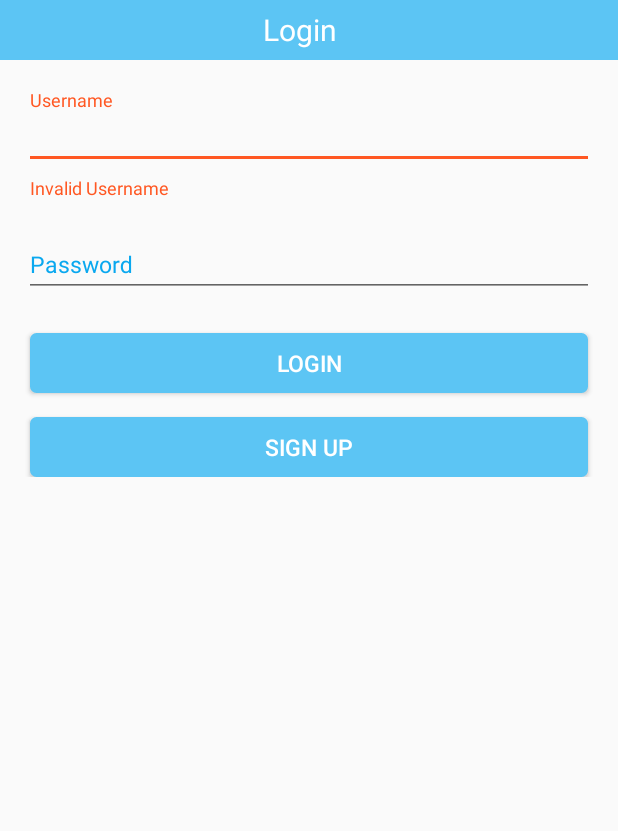
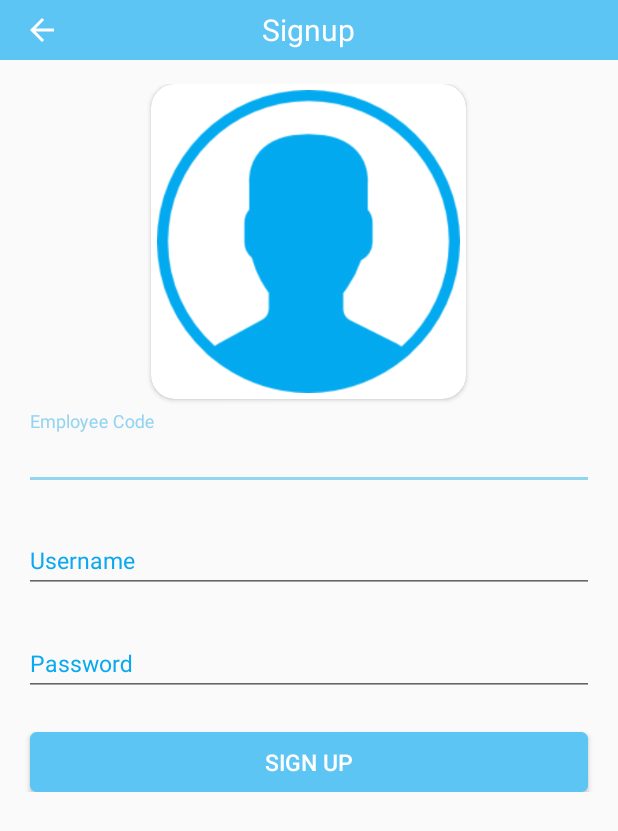
Before and after one commit to bilal-rashid/BeGreat, an Android app: the FrameActivity screen opened directly, with no data from a screen before it, after a tap on "SIGN UP", on a phone screen of 412 x 824 dp. Shown: the top 831 px of the screen. Run offline under Robolectric (Android 15) with nearby library versions, the phone set to English and light mode, and no system bars; 1 other tap on this screen came first.

```diff
--- a/app/src/main/AndroidManifest.xml
+++ b/app/src/main/AndroidManifest.xml
@@ -2,7 +2,10 @@
 <manifest xmlns:android="http://schemas.android.com/apk/res/android"
     package="com.guards.attendance">
     <uses-permission android:name="android.permission.READ_SMS"/>
+    <uses-permission android:name="android.permission.SEND_SMS"/>
     <uses-permission android:name="android.permission.READ_CONTACTS"/>
+    <uses-permission android:name="android.permission.CAMERA"/>
+    <uses-permission android:name="android.permission.WRITE_EXTERNAL_STORAGE"/>
 
     <application
         android:allowBackup="true"
--- /dev/null
+++ b/app/src/main/java/com/guards/attendance/fragments/SignupFragment.java
@@ -0,0 +1,220 @@
+package com.guards.attendance.fragments;
+
+import android.Manifest;
+import android.content.Context;
+import android.content.Intent;
+import android.content.pm.PackageManager;
+import android.graphics.Bitmap;
+import android.graphics.BitmapFactory;
+import android.graphics.Matrix;
+import android.net.Uri;
+import android.os.Bundle;
+import android.os.Environment;
+import android.provider.MediaStore;
+import android.support.design.widget.TextInputEditText;
+import android.support.design.widget.TextInputLayout;
+import android.support.v4.app.ActivityCompat;
+import android.support.v4.app.Fragment;
+import android.util.Log;
+import android.view.LayoutInflater;
+import android.view.View;
+import android.view.ViewGroup;
+import android.widget.Button;
+import android.widget.ImageView;
+import android.widget.Toast;
+
+import com.bumptech.glide.Glide;
+import com.guards.attendance.FrameActivity;
+import com.guards.attendance.R;
+import com.guards.attendance.models.User;
+import com.guards.attendance.toolbox.ToolbarListener;
+import com.guards.attendance.utils.ActivityUtils;
+import com.guards.attendance.utils.AppUtils;
+import com.guards.attendance.utils.LoginUtils;
+
+import java.io.File;
+import java.io.IOException;
+
+import static android.app.Activity.RESULT_OK;
+
+/**
+ * Created by Bilal Rashid on 1/20/2018.
+ */
+
+public class SignupFragment extends Fragment implements View.OnClickListener {
+
+    private ViewHolder mHolder;
+    private boolean mIsProfileImageAdded = false;
+    @Override
+    public void onCreate(Bundle savedInstanceState) {
+        super.onCreate(savedInstanceState);
+        setHasOptionsMenu(true);
+    }
+    @Override
+    public void onAttach(Context context) {
+        super.onAttach(context);
+        if (context instanceof ToolbarListener) {
+            ((ToolbarListener) context).setTitle("Signup",false);
+        }
+    }
+    public View onCreateView(LayoutInflater inflater, ViewGroup container, Bundle savedInstanceState) {
+        return inflater.inflate(R.layout.fragment_signup, container, false);
+    }
+    String dir;
+    @Override
+    public void onViewCreated(View view, Bundle savedInstanceState) {
+        super.onViewCreated(view, savedInstanceState);
+        mHolder = new ViewHolder(view);
+        mHolder.userImage.setOnClickListener(this);
+        mHolder.signupButton.setOnClickListener(this);
+    }
+    @Override
+    public void onClick(View view) {
+        switch (view.getId()) {
+            case R.id.button_signup:
+                Signup();
+                break;
+            case R.id.image_user:
+                Glide.with(this)
+                        .load(R.drawable.user)
+                        .into(mHolder.userImage);
+                handleCamera();
+                break;
+        }
+
+    }
+    private static final int MY_WRITE_EXTERNAL_STORAGE_PERMISSION_REQUEST_CODE = 3;
+    public void handleCamera(){
+        if (ActivityCompat.checkSelfPermission(getContext(), Manifest.permission.WRITE_EXTERNAL_STORAGE) != PackageManager.PERMISSION_GRANTED) {
+            requestPermissions(
+                    new String[]{Manifest.permission.WRITE_EXTERNAL_STORAGE},
+                    MY_WRITE_EXTERNAL_STORAGE_PERMISSION_REQUEST_CODE);
+            return;
+        }
+        if (ActivityCompat.checkSelfPermission(getContext(), Manifest.permission.CAMERA) != PackageManager.PERMISSION_GRANTED) {
+            requestPermissions(
+                    new String[]{Manifest.permission.CAMERA},
+                    MY_WRITE_EXTERNAL_STORAGE_PERMISSION_REQUEST_CODE);
+            return;
+        }
+        dir = Environment.getExternalStoragePublicDirectory(Environment.DIRECTORY_PICTURES) + "/BeGreat/";
+        File newdir = new File(dir);
+        newdir.mkdirs();
+        String file = dir + "Guard_Profile.jpg";
+        File newfile = new File(file);
+        try {
+            newfile.createNewFile();
+        }
+        catch (IOException e)
+        {
+        }
+
+        Uri outputFileUri = Uri.fromFile(newfile);
+
+        Intent cameraIntent = new Intent(MediaStore.ACTION_IMAGE_CAPTURE);
+        cameraIntent.putExtra(MediaStore.EXTRA_OUTPUT, outputFileUri);
+
+        startActivityForResult(cameraIntent, 420);
+
+    }
+    @Override
+    public void onActivityResult(int requestCode, int resultCode, Intent data) {
+        super.onActivityResult(requestCode, resultCode, data);
+
+        if (requestCode == 420 && resultCode == RESULT_OK) {
+            String filepath = dir + "Guard_Profile.jpg";
+            Matrix matrix = new Matrix();
+            matrix.postRotate(AppUtils.getImageOrientation(filepath));
+            Bitmap bitmap = BitmapFactory.decodeFile(filepath);
+            Bitmap rotatedBitmap = Bitmap.createBitmap(bitmap, 0, 0, bitmap.getWidth(),
+                    bitmap.getHeight(), matrix, true);
+            mHolder.userImage.setImageBitmap(rotatedBitmap);
+            mIsProfileImageAdded = true;
+        }else {
+            mIsProfileImageAdded = false;
+            AppUtils.showSnackBar(getView(), getString(R.string.err_image_not_selected));
+        }
+    }
+    @Override
+    public void onRequestPermissionsResult(int requestCode,
+                                           String permissions[], int[] grantResults) {
+        switch (requestCode) {
+            case MY_WRITE_EXTERNAL_STORAGE_PERMISSION_REQUEST_CODE: {
+                // If request is cancelled, the result arrays are empty.
+                if (grantResults.length > 0
+                        && grantResults[0] == PackageManager.PERMISSION_GRANTED) {
+                    handleCamera();
+                } else {
+                    // permission denied, boo! Disable the
+                    // functionality that depends on this permission.
+                }
+                return;
+            }
+            // other 'case' lines to check for other
+            // permissions this app might request
+        }
+    }
+
+    public void Signup(){
+        if (mHolder.empEditText.getText().toString().length() < 1) {
+            mHolder.inputLayoutEmp.setErrorEnabled(true);
+            mHolder.inputLayoutEmp.setError("Please Enter Employee code");
+            return;
+        }
+        mHolder.inputLayoutEmp.setError(null);
+        mHolder.inputLayoutEmp.setErrorEnabled(false);
+        if (mHolder.usernameEditText.getText().toString().length() < 5) {
+            mHolder.inputLayoutUsername.setErrorEnabled(true);
+            mHolder.inputLayoutUsername.setError("Username must be at least 5 characters long");
+            return;
+        }
+        mHolder.inputLayoutUsername.setError(null);
+        mHolder.inputLayoutUsername.setErrorEnabled(false);
+        if (mHolder.passwordEditText.getText().toString().length() < 5) {
+            mHolder.inputLayoutPassword.setErrorEnabled(true);
+            mHolder.inputLayoutPassword.setError("Password must be at least 5 characters long");
+            return;
+        }
+        mHolder.inputLayoutPassword.setError(null);
+        mHolder.inputLayoutPassword.setErrorEnabled(false);
+        String filepath = dir + "Guard_Profile.jpg";
+        User user;
+        if(mIsProfileImageAdded) {
+            user = new User(mHolder.usernameEditText.getText().toString(),
+                    mHolder.passwordEditText.getText().toString(),
+                    mHolder.empEditText.getText().toString(), filepath);
+        }else {
+            user = new User(mHolder.usernameEditText.getText().toString(),
+                    mHolder.passwordEditText.getText().toString(),
+                    mHolder.empEditText.getText().toString(), "null");
+        }
+        LoginUtils.saveUser(getContext(),user);
+        Toast.makeText(getContext(),"User Registered",Toast.LENGTH_SHORT).show();
+        getActivity().onBackPressed();
+
+    }
+
+
+    public static class ViewHolder {
+
+        TextInputEditText usernameEditText;
+        TextInputEditText passwordEditText;
+        TextInputEditText empEditText;
+        Button signupButton;
+        TextInputLayout inputLayoutUsername;
+        TextInputLayout inputLayoutPassword;
+        TextInputLayout inputLayoutEmp;
+        ImageView userImage;
+        public ViewHolder(View view) {
+            usernameEditText = (TextInputEditText) view.findViewById(R.id.edit_text_username);
+            passwordEditText = (TextInputEditText) view.findViewById(R.id.edit_text_password);
+            empEditText= (TextInputEditText) view.findViewById(R.id.edit_text_emp_code);
+            inputLayoutUsername= (TextInputLayout) view.findViewById(R.id.input_layout_username);
+            inputLayoutPassword = (TextInputLayout) view.findViewById(R.id.input_layout_password);
+            inputLayoutEmp = (TextInputLayout) view.findViewById(R.id.input_layout_emp_code);
+            signupButton = (Button) view.findViewById(R.id.button_signup);
+            userImage = (ImageView) view.findViewById(R.id.image_user);
+        }
+
+    }
+}
--- a/app/src/main/java/com/guards/attendance/utils/Constants.java
+++ b/app/src/main/java/com/guards/attendance/utils/Constants.java
@@ -7,8 +7,11 @@ package com.guards.attendance.utils;
 public class Constants {
     public static final String FRAGMENT_NAME = "fragment name";
     public static final String DATA = "data";
+    public static final String USER= "user";
     public static final String USER_ADMIN = "user_admin";
+    public static final String USER_ADMIN_lOGIN = "user_admin_login";
     public static final String USER_GUARD= "user_guard";
+    public static final String USER_GUARD_LOGIN = "user_guard_login";
 
     public static final String USER_ONE_SIGNAL_ID = "user_one_signal_id";
     public static final int ORDERS_VERIFICATION_TIME = 60; // Seconds
--- a/app/src/main/res/layout/fragment_login.xml
+++ b/app/src/main/res/layout/fragment_login.xml
@@ -29,7 +29,7 @@
             style="@style/myEditText"
             android:hint="Password"
             android:imeOptions="actionDone"
-            android:inputType="numberPassword" />
+            android:inputType="textPassword" />
     </android.support.design.widget.TextInputLayout>
 
     <Button
--- /dev/null
+++ b/app/src/main/res/layout/fragment_signup.xml
@@ -0,0 +1,76 @@
+<?xml version="1.0" encoding="utf-8"?>
+<LinearLayout xmlns:android="http://schemas.android.com/apk/res/android"
+    android:layout_width="match_parent"
+    android:layout_height="match_parent"
+    xmlns:app="http://schemas.android.com/apk/res-auto"
+    android:orientation="vertical">
+    <ScrollView
+        android:layout_width="match_parent"
+        android:layout_height="match_parent">
+        <LinearLayout
+            android:layout_width="match_parent"
+            android:orientation="vertical"
+            android:padding="@dimen/spacing_large"
+            android:layout_height="match_parent">
+            <android.support.v7.widget.CardView
+                app:cardCornerRadius="@dimen/spacing_large"
+                android:layout_width="210dp"
+                android:layout_gravity="center"
+                android:layout_height="210dp">
+                <ImageView
+                    android:src="@drawable/user"
+                    android:id="@+id/image_user"
+                    android:scaleType="centerCrop"
+                    android:layout_margin="@dimen/spacing_small"
+                    android:layout_width="match_parent"
+                    android:layout_height="match_parent" />
+
+            </android.support.v7.widget.CardView>
+            <android.support.design.widget.TextInputLayout
+                android:id="@+id/input_layout_emp_code"
+                style="@style/myTextInputLayout">
+
+                <android.support.design.widget.TextInputEditText
+                    android:id="@+id/edit_text_emp_code"
+                    style="@style/myEditText"
+                    android:hint="Employee Code"
+                    android:imeOptions="actionNext"
+                    android:inputType="text"
+                    android:maxLength="25" />
+            </android.support.design.widget.TextInputLayout>
+            <android.support.design.widget.TextInputLayout
+                android:id="@+id/input_layout_username"
+                style="@style/myTextInputLayout">
+
+                <android.support.design.widget.TextInputEditText
+                    android:id="@+id/edit_text_username"
+                    style="@style/myEditText"
+                    android:hint="Username"
+                    android:imeOptions="actionNext"
+                    android:inputType="text"
+                    android:maxLength="25" />
+            </android.support.design.widget.TextInputLayout>
+            <android.support.design.widget.TextInputLayout
+                android:id="@+id/input_layout_password"
+                style="@style/myTextInputLayout">
+
+                <android.support.design.widget.TextInputEditText
+                    android:id="@+id/edit_text_password"
+                    style="@style/myEditText"
+                    android:hint="Password"
+                    android:imeOptions="actionDone"
+                    android:inputType="text"
+                    android:maxLength="25" />
+            </android.support.design.widget.TextInputLayout>
+            <Button
+                android:id="@+id/button_signup"
+                style="@style/simpleButton"
+                android:layout_marginTop="@dimen/spacing_large"
+                android:text="Sign up" />
+        </LinearLayout>
+    </ScrollView>
+
+
+
+
+</LinearLayout>
--- a/app/src/main/res/values/colors.xml
+++ b/app/src/main/res/values/colors.xml
@@ -16,7 +16,7 @@
     <!--Bars-->
     <color name="colorToolBarText">#ffffff</color>
     <color name="colorSnackBar">@color/colorPrimaryDark</color>
-    <color name="colorSnackBarText">@color/colorPrimary</color>
+    <color name="colorSnackBarText">@color/colorSpinnerBG</color>
     <!-- Spinner -->
     <color name="colorSpinnerText">#002256</color>
     <color name="colorSpinnerBG">#ffffff</color>
@@ -57,7 +57,7 @@
     <color name="colorPaymentLoader">@color/colorPrimaryDark</color>
     <!--Simple Dialog-->
     <color name="colorSimpleDialogTitleText">#ffffff</color>
-    <color name="colorSimpleDialogText">#002256</color>
+    <color name="colorSimpleDialogText">@color/colorPrimaryDark</color>
     <!-- Dialog -->
     <color name="colorDialogToolbar">@color/colorPrimaryDark</color>
     <color name="colorDialogBG">#ffffff</color> <!-- ok -->
@@ -174,4 +174,5 @@
     <color name="card_setting_color_pressed">#c75b39</color>
     <color name="card_reports_color">#80CBC4</color>
     <color name="card_dummy_color_pressed">#4f9a94</color>
+    <color name="colorPrimary_transparent">#875cc5f4</color>
 </resources>
--- a/app/src/main/res/values/strings.xml
+++ b/app/src/main/res/values/strings.xml
@@ -2,4 +2,11 @@
     <string name="app_name">Attendance</string>
     <string name="company"><b>B E - G R E A T</b></string>
     <string name="splash_text">Security and Intelligence</string>
+    <string name="admin_user">admin</string>
+    <string name="admin_password">12345</string>
+    <string name="err_image_not_selected">"You haven't picked a profile image"</string>
+    <string name="msg_exit">Are you sure you want to exit?</string>
+    <string name="button_cancel">Cancel</string>
+    <string name="button_confirm">Confirm</string>
+    <string name="button_ok">OK</string>
 </resources>
--- a/app/src/main/res/values/styles.xml
+++ b/app/src/main/res/values/styles.xml
@@ -52,7 +52,7 @@
     <style name="myTextInputLayout">
         <item name="android:layout_width">match_parent</item>
         <item name="android:layout_height">wrap_content</item>
-        <item name="android:layout_marginTop">@dimen/spacing_small</item>
+        <item name="android:layout_marginTop">@dimen/spacing_medium</item>
         <item name="android:layout_marginBottom">@dimen/spacing_medium</item>
         <item name="android:textColorHint">@color/colorPrimaryDark</item>
     </style>
```
Also changed, not shown: app/src/main/java/com/guards/attendance/FrameActivity.java (+30 -3 lines), app/src/main/java/com/guards/attendance/fragments/AdminHomeFragment.java (added, +53 -0 lines), app/src/main/java/com/guards/attendance/fragments/GuardHomeFragment.java (added, +51 -0 lines), app/src/main/java/com/guards/attendance/fragments/LoginFragment.java (+22 -1 lines), app/src/main/java/com/guards/attendance/models/User.java (+7 -0 lines), app/src/main/java/com/guards/attendance/utils/AppUtils.java (+56 -0 lines), app/src/main/java/com/guards/attendance/utils/LoginUtils.java (added, +58 -0 lines), app/src/main/res/drawable/user.png (added).
